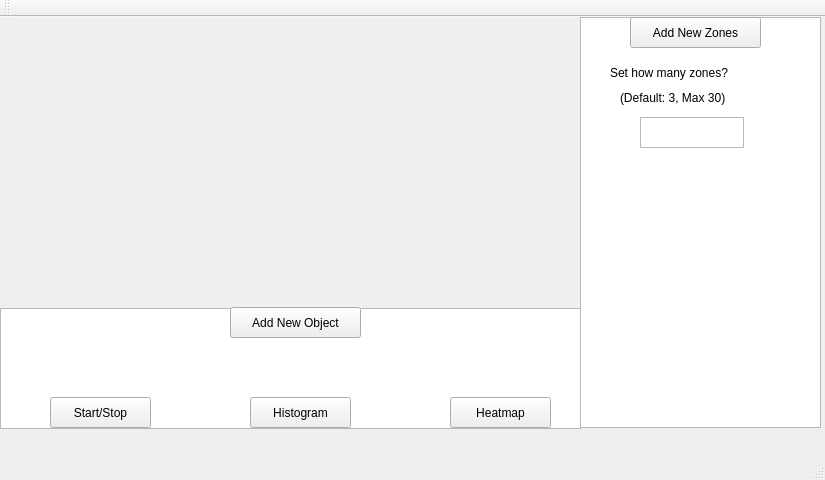
First picture: the form in view/mainwindow.ui, repository ms337/yoloV3RaspberryPi, before the edit.
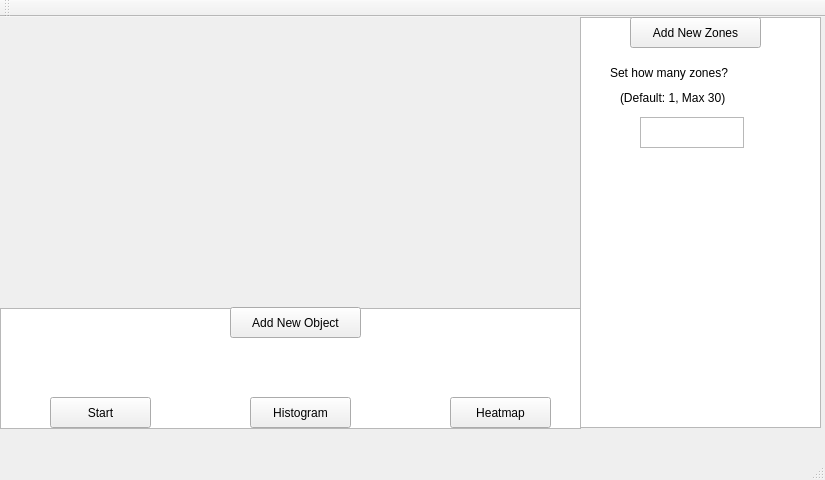
Second picture: the form after the edit.

What changed in the file:
```diff
--- a/view/mainwindow.ui
+++ b/view/mainwindow.ui
@@ -129,7 +129,7 @@
      </rect>
     </property>
     <property name="text">
-     <string>(Default: 3, Max 30)</string>
+     <string>(Default: 1, Max 30)</string>
     </property>
    </widget>
    <widget class="QPushButton" name="startStopButton">
@@ -142,7 +142,7 @@
      </rect>
     </property>
     <property name="text">
-     <string>Start/Stop</string>
+     <string>Start</string>
     </property>
    </widget>
    <widget class="QPushButton" name="histButton">
```
Left out of the diff: 2 changed lines with no effect on the pictures.
